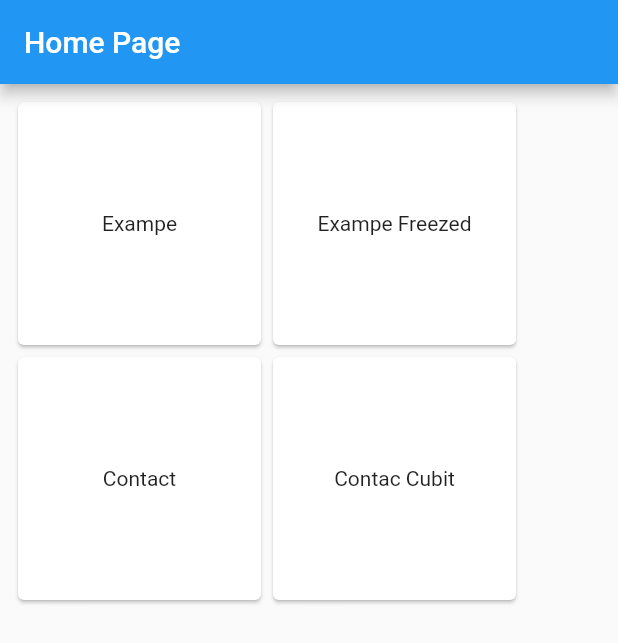
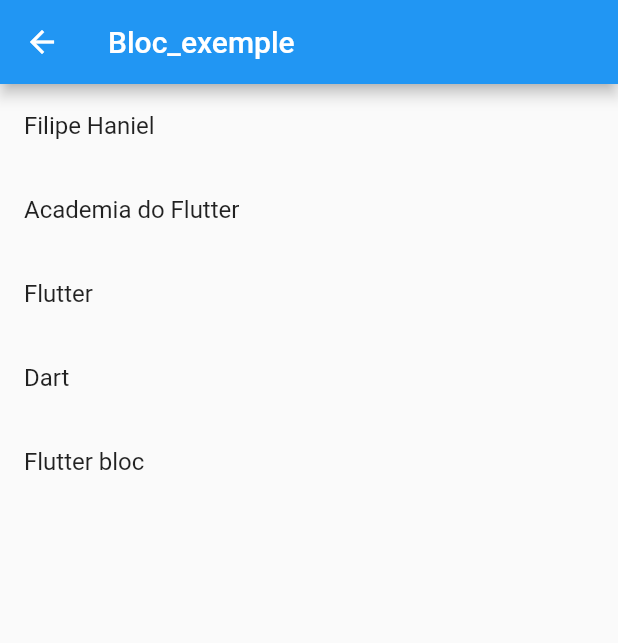
Before and after one commit to FilipeH14/bloc_pro, a Flutter app: the screen it shows after launch, after a tap on "Exampe", on a phone screen of 412 x 824 dp. Shown: the top 643 px of the screen. Run offline on Flutter 3.47's test engine with Material 2 defaults, Android fonts, the phone set to English and light mode, and no system bars; our stand-ins replace bloc, flutter_bloc.

Commit message:
encontrando nomes cadastrados

```diff
--- /dev/null
+++ b/lib/features/bloc_exemple/bloc/example_bloc.dart
@@ -0,0 +1,26 @@
+import 'dart:async';
+
+import 'package:flutter/foundation.dart';
+import 'package:bloc/bloc.dart';
+
+part 'example_event.dart';
+part 'example_state.dart';
+
+class ExampleBloc extends Bloc<ExampleEvent, ExampleState> {
+  ExampleBloc() : super(ExampleStateInitial()) {
+    on<ExampleFindNameEvent>(_findNames);
+  }
+
+  FutureOr<void> _findNames(
+      ExampleFindNameEvent event, Emitter<ExampleState> emit) async {
+    final names = [
+      'Filipe Haniel',
+      'Academia do Flutter',
+      'Flutter',
+      'Dart',
+      'Flutter bloc'
+    ];
+
+    emit(ExampleStateData(names: names));
+  }
+}
--- /dev/null
+++ b/lib/features/bloc_exemple/bloc/example_event.dart
@@ -0,0 +1,9 @@
+part of 'example_bloc.dart';
+
+abstract class ExampleEvent {}
+
+class ExampleFindNameEvent  extends ExampleEvent {}
+
+class ExampleAddNameEvent  extends ExampleEvent {}
+
+class ExampleRemoveNameEvent  extends ExampleEvent {}
--- /dev/null
+++ b/lib/features/bloc_exemple/bloc/example_state.dart
@@ -0,0 +1,16 @@
+// ignore_for_file: public_member_api_docs, sort_constructors_first
+
+part of 'example_bloc.dart';
+
+@immutable
+abstract class ExampleState {}
+
+class ExampleStateInitial extends ExampleState {}
+
+class ExampleStateData extends ExampleState {
+  final List<String> names;
+
+  ExampleStateData({
+    required this.names,
+  });
+}
--- /dev/null
+++ b/lib/features/bloc_exemple/bloc_example.dart
@@ -0,0 +1,31 @@
+import 'package:bloc_pro/features/bloc_exemple/bloc/example_bloc.dart';
+import 'package:flutter/material.dart';
+import 'package:flutter_bloc/flutter_bloc.dart';
+
+class BlocExemple extends StatelessWidget {
+  const BlocExemple({Key? key}) : super(key: key);
+
+  @override
+  Widget build(BuildContext context) {
+    return Scaffold(
+      appBar: AppBar(title: const Text('Bloc_exemple')),
+      body: BlocBuilder<ExampleBloc, ExampleState>(
+        builder: (context, state) {
+          if (state is ExampleStateData) {
+            return ListView.builder(
+              itemCount: state.names.length,
+              itemBuilder: (context, index) {
+                final name = state.names[index];
+                return ListTile(
+                  title: Text(name),
+                );
+              },
+            );
+          }
+
+          return const Text('Nenhum nome cadastrado');
+        },
+      ),
+    );
+  }
+}
--- a/lib/home/home_page.dart
+++ b/lib/home/home_page.dart
@@ -15,7 +15,7 @@ class HomePage extends StatelessWidget {
             children: [
               ButtonCard(
                 title: 'Exampe',
-                action: () {},
+                action: () => Navigator.of(context).pushNamed('/bloc/example/'),
               ),
               ButtonCard(
                 title: 'Exampe Freezed',
--- a/lib/main.dart
+++ b/lib/main.dart
@@ -1,5 +1,8 @@
+import 'package:bloc_pro/features/bloc_exemple/bloc/example_bloc.dart';
+import 'package:bloc_pro/features/bloc_exemple/bloc_example.dart';
 import 'package:bloc_pro/home/home_page.dart';
 import 'package:flutter/material.dart';
+import 'package:flutter_bloc/flutter_bloc.dart';
 
 void main() {
   runApp(const MyApp());
@@ -13,10 +16,17 @@ class MyApp extends StatelessWidget {
   Widget build(BuildContext context) {
     return MaterialApp(
       title: 'Flutter Demo',
+      debugShowCheckedModeBanner: false,
       theme: ThemeData(
         primarySwatch: Colors.blue,
       ),
-      home: const HomePage(),
+      routes: {
+        '/': (_) => const HomePage(),
+        '/bloc/example/': (_) => BlocProvider(
+              create: (_) => ExampleBloc()..add(ExampleFindNameEvent()),
+              child: const BlocExemple(),
+            ),
+      },
     );
   }
 }
--- a/pubspec.yaml
+++ b/pubspec.yaml
@@ -31,6 +31,8 @@ environment:
 dependencies:
   flutter:
     sdk: flutter
+  bloc: ^8.1.1
+  flutter_bloc: ^8.1.2
 
 
   # The following adds the Cupertino Icons font to your application.
```
Also changed, not shown: pubspec.lock.
